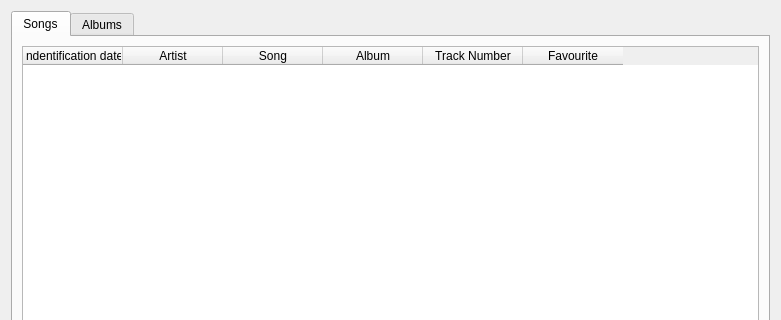
The window that src/history.ui (MartinHignett/SongDetector) describes before a commit, drawn with Qt 5; both pictures show x 0 to 781 and y 0 to 320 of the 781 by 538 pixel window.
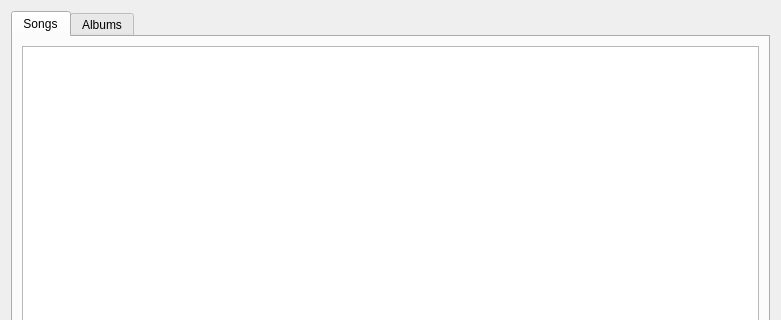
The same window after the commit. The open tabs and pages were chosen to show the change.

Commit message: Use QTableView for history tables

Diff of the .ui file:
```diff
--- a/src/history.ui
+++ b/src/history.ui
@@ -30,44 +30,7 @@
         </attribute>
         <layout class="QGridLayout" name="gridLayout_2">
          <item row="0" column="0">
-          <widget class="QTableWidget" name="tableWidget">
-           <property name="sortingEnabled">
-            <bool>true</bool>
-           </property>
-           <property name="supportedDragActions">
-            <set>Qt::DropAction::IgnoreAction</set>
-           </property>
-           <column>
-            <property name="text">
-             <string>Indentification date</string>
-            </property>
-           </column>
-           <column>
-            <property name="text">
-             <string>Artist</string>
-            </property>
-           </column>
-           <column>
-            <property name="text">
-             <string>Song</string>
-            </property>
-           </column>
-           <column>
-            <property name="text">
-             <string>Album</string>
-            </property>
-           </column>
-           <column>
-            <property name="text">
-             <string>Track Number</string>
-            </property>
-           </column>
-           <column>
-            <property name="text">
-             <string>Favourite</string>
-            </property>
-           </column>
-          </widget>
+          <widget class="QTableView" name="tableView"/>
          </item>
         </layout>
        </widget>
```
